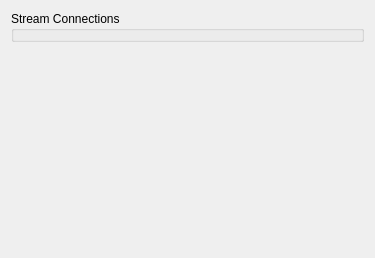
Before: the Qt Designer form src/widgets/connection_widget.ui in biddisco/lxqt-build-tools, drawn with Qt 5.
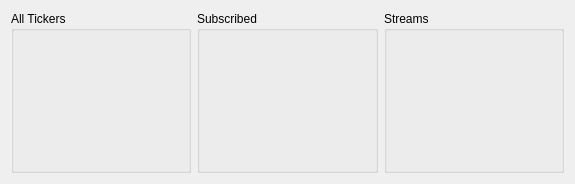
After: the same form once the commit is applied.

Commit message:
First support for more dynamic ticker/currency support
Exchance should query/update supported currency pairs on startup
and gui can then dynamically build widgets to support them.

Ideally, all plots/orderbooks/functions will support aribitrary
trading pairs instead of hard coding xrp/usd/etc

```diff
--- a/src/widgets/connection_widget.ui
+++ b/src/widgets/connection_widget.ui
@@ -6,8 +6,8 @@
    <rect>
     <x>0</x>
     <y>0</y>
-    <width>375</width>
-    <height>258</height>
+    <width>575</width>
+    <height>184</height>
    </rect>
   </property>
   <property name="windowTitle">
@@ -15,24 +15,29 @@
   </property>
   <layout class="QVBoxLayout" name="verticalLayout">
    <item>
+    <layout class="QHBoxLayout" name="horizontalLayout">
+     <item>
+      <widget class="QGroupBox" name="ticker_box">
+       <property name="title">
+        <string>All Tickers</string>
+       </property>
+      </widget>
+     </item>
+     <item>
+      <widget class="QGroupBox" name="subscribed_box">
+       <property name="title">
+        <string>Subscribed</string>
+       </property>
+      </widget>
+     </item>
+     <item>
     <widget class="QGroupBox" name="stream_box">
      <property name="title">
-      <string>Stream Connections</string>
+        <string>Streams</string>
      </property>
     </widget>
    </item>
-   <item>
-    <spacer name="verticalSpacer">
-     <property name="orientation">
-      <enum>Qt::Vertical</enum>
-     </property>
-     <property name="sizeHint" stdset="0">
-      <size>
-       <width>20</width>
-       <height>40</height>
-      </size>
-     </property>
-    </spacer>
+    </layout>
    </item>
   </layout>
  </widget>
```
Lines whose indentation alone changed are shown as unchanged. The commit also changes 11 other files.
